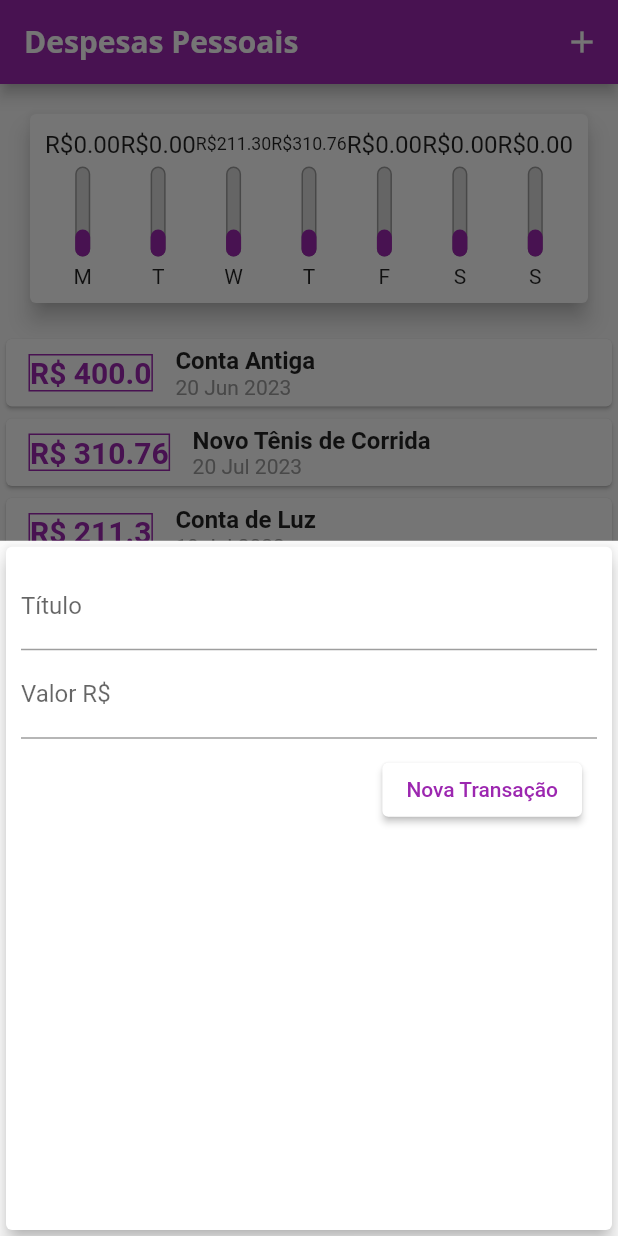
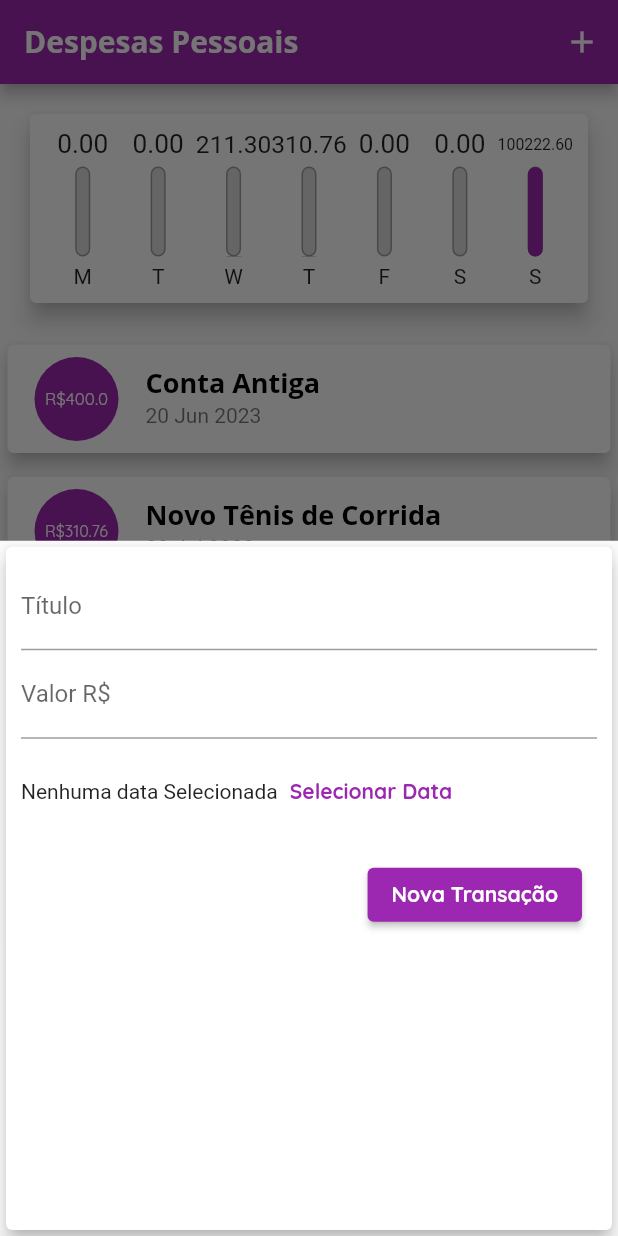
Before and after one commit to KaremSouza12/expenses, a Flutter app: the screen it shows after launch, after a tap on the "add" icon, on a phone screen of 412 x 824 dp. Run offline on Flutter 3.47's test engine with Material 2 defaults, Android fonts, the phone set to English and light mode, and no system bars.

Commit message:
set listtile and insert new button

```diff
--- a/lib/components/chart.dart
+++ b/lib/components/chart.dart
@@ -33,9 +33,14 @@ class Chart extends StatelessWidget {
     }).reversed.toList();
   }
 
+  double get _weekTotalValue {
+    return groupedTransactions.fold(0.0, (sum, tr) {
+      return sum + (tr['value'] as double);
+    });
+  }
+
   @override
   Widget build(BuildContext context) {
-    groupedTransactions;
     return Card(
       elevation: 6,
       margin: const EdgeInsets.all(20),
@@ -49,7 +54,7 @@ class Chart extends StatelessWidget {
               child: ChartBar(
                 label: tr['day'] as String,
                 value: tr['value'] as double,
-                percentage: 0.3,
+                percentage: (tr['value'] as double) / _weekTotalValue,
               ),
             );
           }).toList(),
--- a/lib/components/chart_bar.dart
+++ b/lib/components/chart_bar.dart
@@ -18,7 +18,9 @@ class ChartBar extends StatelessWidget {
       children: [
         SizedBox(
           height: 20,
-          child: FittedBox(child: Text('R\$${value!.toStringAsFixed(2)}')),
+          child: FittedBox(
+            child: Text(value!.toStringAsFixed(2)),
+          ),
         ),
         const SizedBox(height: 5),
         SizedBox(
--- a/lib/components/transaction_form.dart
+++ b/lib/components/transaction_form.dart
@@ -46,6 +46,23 @@ class _TransactionFormState extends State<TransactionForm> {
               controller: valueController,
               decoration: const InputDecoration(labelText: 'Valor R\$'),
             ),
+            SizedBox(
+              height: 70,
+              child: Row(
+                children: [
+                  const Text('Nenhuma data Selecionada'),
+                  TextButton(
+                    onPressed: () {},
+                    child: const Text(
+                      'Selecionar Data',
+                      style: TextStyle(
+                        fontWeight: FontWeight.bold,
+                      ),
+                    ),
+                  ),
+                ],
+              ),
+            ),
             Row(
               mainAxisAlignment: MainAxisAlignment.end,
               children: [
@@ -53,13 +70,13 @@ class _TransactionFormState extends State<TransactionForm> {
                   padding: const EdgeInsets.all(10),
                   child: ElevatedButton(
                     style: ElevatedButton.styleFrom(
-                      backgroundColor: Colors.white,
+                      backgroundColor: Theme.of(context).primaryColor,
                     ),
                     onPressed: onSubmited,
                     child: const Text(
                       'Nova Transação',
                       style: TextStyle(
-                        color: Colors.purple,
+                        color: Colors.white,
                       ),
                     ),
                   ),
--- a/lib/components/transaction_list.dart
+++ b/lib/components/transaction_list.dart
@@ -37,46 +37,32 @@ class TransactinList extends StatelessWidget {
               itemBuilder: (context, index) {
                 final e = transaction[index];
                 return Card(
-                  child: Row(
-                    children: [
-                      Container(
+                  elevation: 5,
                   margin: const EdgeInsets.symmetric(
-                          horizontal: 15,
-                          vertical: 10,
+                    vertical: 8,
+                    horizontal: 5,
                   ),
-                        decoration: BoxDecoration(
-                            border: Border.all(
-                          color: Colors.purple,
-                          width: 1,
-                        )),
+                  child: ListTile(
+                    leading: CircleAvatar(
+                      backgroundColor: Colors.purple,
+                      radius: 30,
+                      child: Padding(
+                        padding: const EdgeInsets.all(9),
+                        child: FittedBox(
                           child: Text(
-                          'R\$ ${e.value.toString()}',
-                          style: const TextStyle(
-                            fontSize: 20,
-                            fontWeight: FontWeight.bold,
-                            color: Colors.purple,
+                            'R\$${e.value}',
+                            style: TextStyle(
+                              color: Colors.white,
                             ),
                           ),
                         ),
-                      Column(
-                        crossAxisAlignment: CrossAxisAlignment.start,
-                        children: [
-                          Text(
-                            e.title,
-                            style: const TextStyle(
-                              fontSize: 16,
-                              fontWeight: FontWeight.bold,
                       ),
                     ),
-                          Text(
-                            DateFormat('d MMM y').format(e.date),
-                            style: const TextStyle(
-                              color: Colors.grey,
+                    title: Text(
+                      e.title,
+                      style: Theme.of(context).textTheme.titleLarge,
                     ),
-                          ),
-                        ],
-                      )
-                    ],
+                    subtitle: Text(DateFormat('d MMM y').format(e.date)),
                   ),
                 );
               },
--- a/lib/main.dart
+++ b/lib/main.dart
@@ -1,34 +1,37 @@
-import 'dart:math';
-
-import 'package:expenses/components/chart.dart';
 import 'package:expenses/components/transaction_form.dart';
 import 'package:expenses/components/transaction_list.dart';
-import 'package:expenses/models/transaction.dart';
 import 'package:flutter/material.dart';
+import 'dart:math';
+import 'components/chart.dart';
+import 'models/transaction.dart';
 
-void main() {
-  runApp(
-    ExpensesApp(),
-  );
-}
+main() => runApp(ExpensesApp());
 
 class ExpensesApp extends StatelessWidget {
-  ExpensesApp({super.key});
+  ExpensesApp({Key? key}) : super(key: key);
   final ThemeData tema = ThemeData();
+
   @override
   Widget build(BuildContext context) {
     return MaterialApp(
-      theme: tema.copyWith(
-        colorScheme: tema.colorScheme.copyWith(
+      home: const MyHomePage(),
+      theme: ThemeData(
+        primarySwatch: Colors.purple,
+        fontFamily: 'QuickSand',
+        colorScheme: ThemeData.light().colorScheme.copyWith(
               primary: Colors.purple,
               secondary: Colors.amber,
             ),
-        textTheme: tema.textTheme.copyWith(
+        textTheme: ThemeData.light().textTheme.copyWith(
               titleLarge: const TextStyle(
                 fontFamily: 'OpenSans',
                 fontSize: 18,
                 fontWeight: FontWeight.bold,
                 color: Colors.black,
+              ),
+              labelLarge: const TextStyle(
+                color: Colors.white,
+                fontWeight: FontWeight.bold,
               ),
             ),
         appBarTheme: const AppBarTheme(
@@ -36,17 +39,15 @@ class ExpensesApp extends StatelessWidget {
               fontFamily: 'OpenSans',
               fontSize: 20,
               fontWeight: FontWeight.bold,
+              color: Colors.white),
         ),
       ),
-      ),
-      debugShowCheckedModeBanner: false,
-      home: const MyHomePage(),
     );
   }
 }
 
 class MyHomePage extends StatefulWidget {
-  const MyHomePage({super.key});
+  const MyHomePage({Key? key}) : super(key: key);
 
   @override
   State<MyHomePage> createState() => _MyHomePageState();
@@ -72,6 +73,18 @@ class _MyHomePageState extends State<MyHomePage> {
       value: 211.30,
       date: DateTime.now().subtract(const Duration(days: 4)),
     ),
+    Transaction(
+      id: 't3',
+      title: 'Cartão de Crédito',
+      value: 100211.30,
+      date: DateTime.now(),
+    ),
+    Transaction(
+      id: 't4',
+      title: 'Lanche',
+      value: 11.30,
+      date: DateTime.now(),
+    ),
   ];
   List<Transaction> get _recentTransactions {
     return _transactions.where((tr) {
@@ -86,11 +99,13 @@ class _MyHomePageState extends State<MyHomePage> {
       id: Random().nextDouble().toString(),
       title: title,
       value: value,
-      date: DateTime.now().subtract(const Duration(days: 4)),
+      date: DateTime.now(),
     );
+
     setState(() {
       _transactions.add(newTransaction);
     });
+
     Navigator.of(context).pop();
   }
 
@@ -98,7 +113,9 @@ class _MyHomePageState extends State<MyHomePage> {
     showModalBottomSheet(
       context: context,
       builder: (_) {
-        return TransactionForm(onSubmit: _addTransaction);
+        return TransactionForm(
+          onSubmit: _addTransaction,
+        );
       },
     );
   }
@@ -110,21 +127,23 @@ class _MyHomePageState extends State<MyHomePage> {
         title: const Text('Despesas Pessoais'),
         actions: [
           IconButton(
+            icon: const Icon(Icons.add),
             onPressed: () => _openTransactionFormModal(context),
-            icon: const Icon(Icons.add),
-          )
+          ),
         ],
       ),
-      body: Column(
+      body: SingleChildScrollView(
+        child: Column(
           crossAxisAlignment: CrossAxisAlignment.stretch,
           children: [
             Chart(_recentTransactions),
-          TransactinList(transaction: _transactions),
+            TransactinList(transaction: _transactions)
           ],
         ),
+      ),
       floatingActionButton: FloatingActionButton(
+        child: const Icon(Icons.add),
         onPressed: () => _openTransactionFormModal(context),
-        child: const Icon(Icons.add),
       ),
       floatingActionButtonLocation: FloatingActionButtonLocation.centerFloat,
     );
```
Lines whose indentation alone changed are shown as unchanged.
